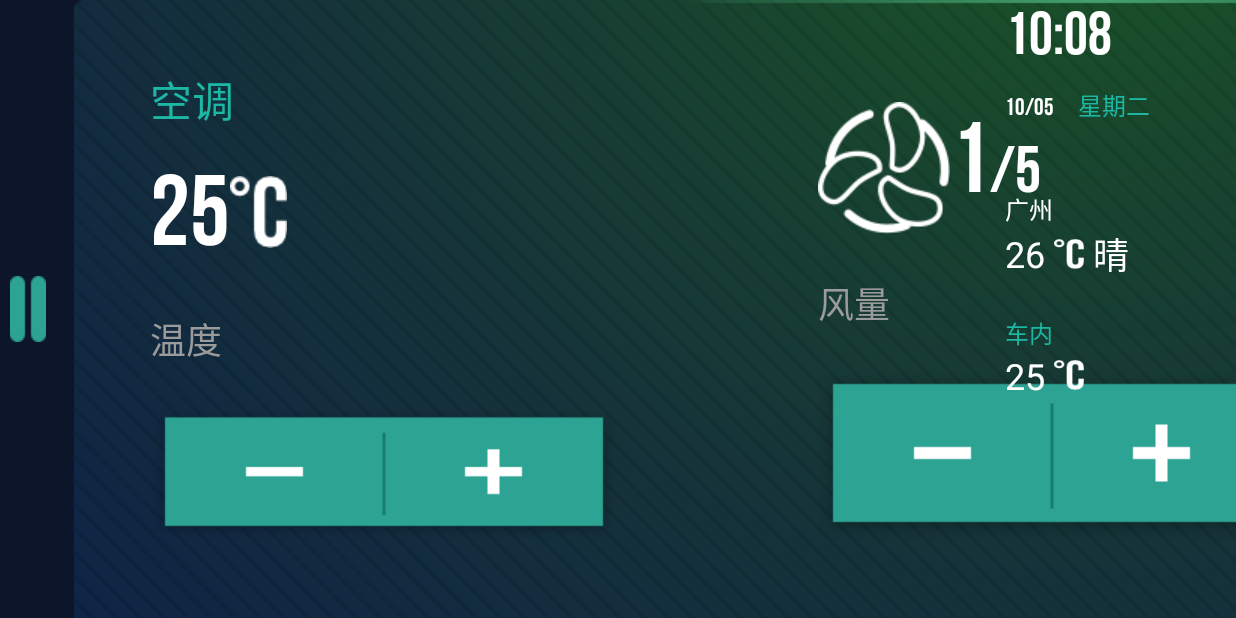
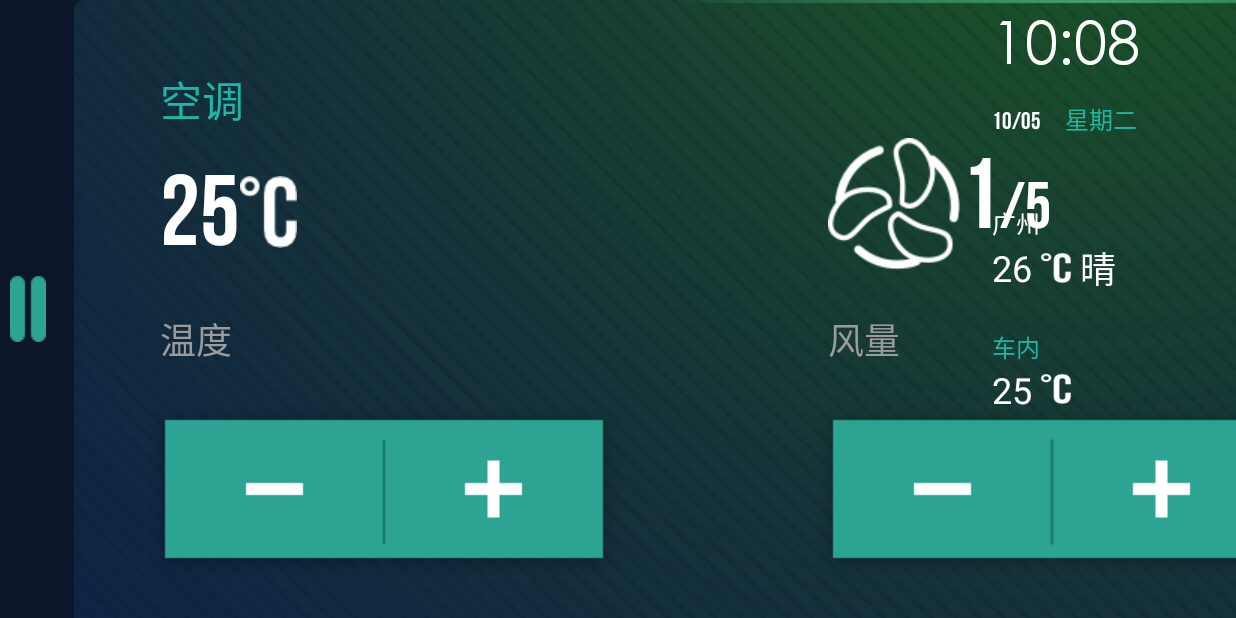
Before and after one commit to yihukurama/CarToolsT, an Android app: the screen it shows after launch (MainActivity), on a phone screen of 824 x 412 dp (held sideways). Run offline under Robolectric (Android 15) with nearby library versions, the phone set to English and light mode, and no system bars; libraries missing offline, so code that uses them is left out: com.baidu.location, com.baidu.mapapi, com.jeremyfeinstein.slidingmenu; Roboto replaces fonts that are not available here; 40 statements that could not run were skipped.

Commit message:
按客户要求做了一些修改

```diff
--- a/app/src/main/java/com/yihukurama/cartoolst/view/activity/MainActivity.java
+++ b/app/src/main/java/com/yihukurama/cartoolst/view/activity/MainActivity.java
@@ -212,7 +212,7 @@ public class MainActivity extends AppCompatActivity implements CallFragment.OnFr
             }
         });
 
-//        bcs.startServer();
+        bcs.startServer();
         connectTV.setBackground(CartoolApp.getInstace().getResources().getDrawable(R.drawable.dengdai));
     }
 
@@ -448,7 +448,7 @@ public class MainActivity extends AppCompatActivity implements CallFragment.OnFr
                         valueName.setText("温度");
                         background1.setVisibility(View.VISIBLE);
                         value.setText(sub[1]);
-                        cheneiwendu.setText(sub[1]);
+                        cheneiwendu.setText(sub[1]+" ");
                         if(shushiFragment!=null) shushiFragment.kongtiao.setText(sub[1]);
                         endGesture();
                         break;
@@ -457,7 +457,7 @@ public class MainActivity extends AppCompatActivity implements CallFragment.OnFr
                         valueName.setText("温度");
                         background1.setVisibility(View.VISIBLE);
                         value.setText(sub[1]);
-                        cheneiwendu.setText(sub[1]);
+                        cheneiwendu.setText(sub[1]+" ");
                         if(shushiFragment!=null) shushiFragment.kongtiao.setText(sub[1]);
                         endGesture();
                         break;
--- a/app/src/main/res/layout/activity_main.xml
+++ b/app/src/main/res/layout/activity_main.xml
@@ -109,10 +109,10 @@
             android:layout_height="640px"
             android:orientation="vertical"
             android:layout_toStartOf="@+id/imageright"
-            android:layout_marginRight="40px"
+            android:layout_marginRight="50px"
             android:layout_centerVertical="true">
 
-            <com.yihukurama.cartoolst.view.widget.BebasNeueFontTextView
+            <com.yihukurama.cartoolst.view.widget.CentryTextView
                 android:layout_width="wrap_content"
                 android:layout_height="wrap_content"
                 android:id="@+id/hourstime"
@@ -210,6 +210,7 @@
             android:layout_width="wrap_content"
             android:layout_height="wrap_content"
             android:orientation="vertical"
+            android:layout_centerHorizontal="true"
             android:layout_marginLeft="848px"
             android:layout_marginTop="124px">
             <com.yihukurama.cartoolst.view.widget.MPingFangFontTextView
@@ -243,6 +244,7 @@
             android:layout_marginLeft="60px"
             android:layout_width="wrap_content"
             android:layout_height="wrap_content"
+            android:layout_centerHorizontal="true"
             android:id="@+id/close"
             android:background="@drawable/close"/>
         <LinearLayout
--- a/app/src/main/res/layout/fragment_diantai.xml
+++ b/app/src/main/res/layout/fragment_diantai.xml
@@ -61,7 +61,6 @@
                         style="?android:attr/progressBarStyleHorizontal"
                         android:layout_width="611px"
                         android:layout_height="123px"
-                        android:maxHeight="121.5px"
                         android:layout_marginLeft="1px"
                         android:layout_marginRight="1px"
                         android:background="@drawable/pinduan"
--- a/app/src/main/res/layout/fragment_music.xml
+++ b/app/src/main/res/layout/fragment_music.xml
@@ -95,7 +95,7 @@
             <SeekBar
                 style="?android:attr/progressBarStyleHorizontal"
                 android:layout_width="match_parent"
-                android:layout_height="wrap_content"
+                android:layout_height="4px"
                 android:maxHeight="4px"
                 android:paddingLeft="2px"
                 android:paddingRight="2px"
--- a/app/src/main/res/layout/fragment_shushi.xml
+++ b/app/src/main/res/layout/fragment_shushi.xml
@@ -23,13 +23,13 @@
                 android:orientation="vertical"
                 android:layout_marginLeft="76px"
                 android:id="@+id/linearLayout1"
-                android:layout_marginTop="68px"
-                android:layout_marginBottom="100px">
+                android:layout_marginTop="68px">
 
                 <com.yihukurama.cartoolst.view.widget.MPingFangFontTextView
                     android:layout_width="wrap_content"
                     android:layout_height="wrap_content"
                     android:text="空调"
+                    android:layout_marginLeft="10px"
                     style="@style/P42A" />
 
 
@@ -37,6 +37,7 @@
                     android:layout_width="wrap_content"
                     android:layout_height="wrap_content"
                     android:orientation="horizontal"
+                    android:layout_marginLeft="10px"
                     android:layout_marginTop="24px"
                     android:gravity="center">
                     <com.yihukurama.cartoolst.view.widget.BebasNeueFontTextView
@@ -60,7 +61,7 @@
                     android:id="@+id/wendu"
                     android:text="温度"
                     style="@style/P36a_2"
-
+                    android:layout_marginLeft="10px"
                     android:layout_marginTop="42px"
                     android:layout_marginBottom="42px"/>
 
@@ -91,14 +92,13 @@
                 android:layout_width="wrap_content"
                 android:layout_height="wrap_content"
                 android:orientation="vertical"
-                android:layout_marginLeft="200px"
-                android:layout_marginBottom="100px"
-                android:layout_marginTop="100px">
+                android:layout_marginLeft="200px">
 
 
                 <LinearLayout
                     android:layout_width="wrap_content"
                     android:layout_height="wrap_content"
+                    android:layout_marginLeft="10px"
                     android:orientation="horizontal">
 
                     <ImageView
@@ -125,6 +125,7 @@
                     android:id="@+id/fengliang"
                     android:text="风量"
                     style="@style/P36a_2"
+                    android:layout_marginLeft="10px"
                     android:layout_marginTop="42px"
                     android:layout_marginBottom="42px" />
 
@@ -155,8 +156,7 @@
                 android:layout_height="wrap_content"
                 android:orientation="vertical"
                 android:layout_centerVertical="true"
-                android:layout_marginLeft="200px"
-                android:layout_marginBottom="100px">
+                android:layout_marginLeft="200px">
 
 
 
@@ -165,6 +165,7 @@
                     android:layout_height="wrap_content"
                     android:id="@+id/imageView2"
                     android:src="@drawable/fengxiangall"
+                    android:layout_marginLeft="10px"
                     android:layout_marginBottom="24px" />
 
                 <com.yihukurama.cartoolst.view.widget.RPingFangFontTextView
@@ -172,6 +173,7 @@
                     android:layout_height="wrap_content"
                     android:layout_marginTop="24px"
                     android:id="@+id/fengxiang"
+                    android:layout_marginLeft="10px"
                     style="@style/P36a_2"
                     android:text="风向"
                     android:layout_marginBottom="42px" />
```
Also changed, not shown: app/src/main/res/drawable/jiaclick.png, app/src/main/res/drawable/jianclick.png.
